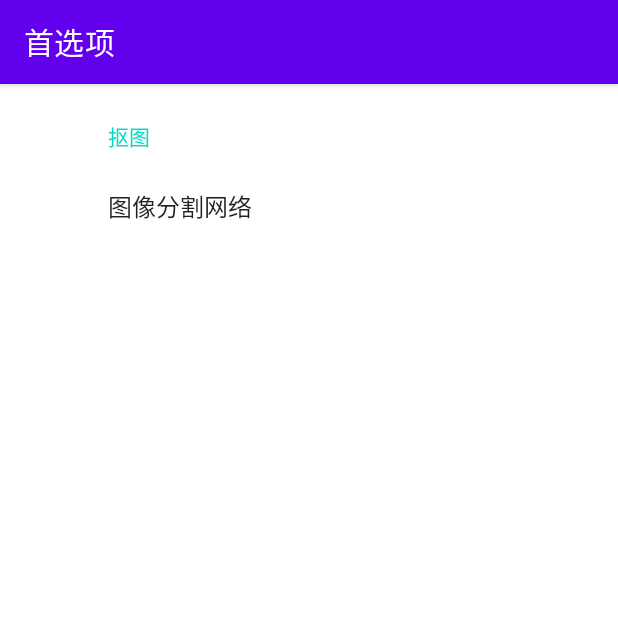
After one commit to davilsu/HumanMatting, an Android app: the PreferencesActivity screen opened directly, with no data from a screen before it, on a phone screen of 412 x 824 dp, the top half of it. The commit adds this screen. Run offline under Robolectric (Android 15) with nearby library versions, the phone set to English and light mode, and no system bars; our stand-ins replace androidx.preference.

Commit message:
add preferences activity

```diff
--- a/app/build.gradle
+++ b/app/build.gradle
@@ -48,6 +48,7 @@ dependencies {
     implementation 'androidx.exifinterface:exifinterface:1.3.3'
     implementation 'com.otaliastudios:cameraview:2.7.2'
     implementation 'androidx.coordinatorlayout:coordinatorlayout:1.1.0'
+    implementation 'androidx.preference:preference:1.2.0'
     testImplementation 'junit:junit:4.13.2'
     androidTestImplementation 'androidx.test.ext:junit:1.1.3'
     androidTestImplementation 'androidx.test.espresso:espresso-core:3.4.0'
--- /dev/null
+++ b/app/src/main/java/com/davilsu/peoplematting/PreferencesActivity.java
@@ -0,0 +1,33 @@
+package com.davilsu.peoplematting;
+
+import androidx.annotation.Nullable;
+import androidx.appcompat.app.AppCompatActivity;
+import androidx.fragment.app.FragmentTransaction;
+import androidx.preference.PreferenceFragmentCompat;
+import androidx.transition.FragmentTransitionSupport;
+
+import android.os.Bundle;
+import android.view.View;
+import android.view.WindowManager;
+
+public class PreferencesActivity extends AppCompatActivity {
+
+    @Override
+    protected void onCreate(Bundle savedInstanceState) {
+        super.onCreate(savedInstanceState);
+        setContentView(R.layout.activity_preferences);
+
+        setTitle(R.string.preferences);
+
+        FragmentTransaction transaction = getSupportFragmentManager().beginTransaction();
+        transaction.add(R.id.content_view,new PreferencesFragment());
+        transaction.commit();
+    }
+
+    public static class PreferencesFragment extends PreferenceFragmentCompat {
+        @Override
+        public void onCreatePreferences(@Nullable Bundle savedInstanceState, @Nullable String rootKey) {
+            setPreferencesFromResource(R.xml.preferences, rootKey);
+        }
+    }
+}
--- /dev/null
+++ b/app/src/main/res/layout/activity_preferences.xml
@@ -0,0 +1,9 @@
+<?xml version="1.0" encoding="utf-8"?>
+<merge xmlns:android="http://schemas.android.com/apk/res/android"
+    xmlns:app="http://schemas.android.com/apk/res-auto">
+    <androidx.coordinatorlayout.widget.CoordinatorLayout
+        android:id="@+id/content_view"
+        android:layout_width="match_parent"
+        android:layout_height="match_parent">
+    </androidx.coordinatorlayout.widget.CoordinatorLayout>
+</merge>
--- a/app/src/main/res/menu/activity_camera.xml
+++ b/app/src/main/res/menu/activity_camera.xml
@@ -7,8 +7,8 @@
         android:icon="@drawable/ic_action_switch_camera"
         material:showAsAction="always"/>
     <item
-        android:id="@+id/settings"
-        android:title="设置"
+        android:id="@+id/preferences"
+        android:title="首选项"
         android:icon="@drawable/ic_action_preferences"
         material:showAsAction="always"/>
 </menu>
--- a/app/src/main/res/values-night/themes.xml
+++ b/app/src/main/res/values-night/themes.xml
@@ -1,17 +1,20 @@
 <resources>
-    <!-- Base application theme. -->
-    <style name="Theme.FinalMattingApp" parent="Theme.AppCompat.NoActionBar">
-        <item name="windowActionModeOverlay">true</item>
-        <!-- Primary brand color. -->
+    <style name="Theme.Fullscreen" parent="Theme.AppCompat.NoActionBar">
         <item name="colorPrimary">@color/purple_200</item>
         <item name="colorPrimaryVariant">@color/purple_700</item>
         <item name="colorOnPrimary">@color/black</item>
-        <!-- Secondary brand color. -->
         <item name="colorSecondary">@color/teal_200</item>
         <item name="colorSecondaryVariant">@color/teal_200</item>
         <item name="colorOnSecondary">@color/black</item>
-        <!-- Status bar color. -->
         <item name="android:statusBarColor" >@android:color/transparent</item>
-        <!-- Customize your theme here. -->
+        <item name="windowActionModeOverlay">true</item>
+    </style>
+    <style name="Theme.Normal" parent="Theme.MaterialComponents.DayNight.DarkActionBar">
+        <item name="colorPrimary">@color/purple_200</item>
+        <item name="colorPrimaryVariant">@color/purple_700</item>
+        <item name="colorOnPrimary">@color/black</item>
+        <item name="colorSecondary">@color/teal_200</item>
+        <item name="colorSecondaryVariant">@color/teal_200</item>
+        <item name="colorOnSecondary">@color/black</item>
     </style>
 </resources>
--- /dev/null
+++ b/app/src/main/res/values/segmentation_networks.xml
@@ -0,0 +1,11 @@
+<?xml version="1.0" encoding="utf-8"?>
+<resources>
+    <string-array name="segmentation_network_names">
+        <item>MobilenetV2</item>
+        <item>HRNet W18</item>
+    </string-array>
+    <string-array name="segmentation_network_values">
+        <item>0</item>
+        <item>1</item>
+    </string-array>
+</resources>
--- a/app/src/main/res/values/strings.xml
+++ b/app/src/main/res/values/strings.xml
@@ -1,7 +1,8 @@
 <resources>
-    <string name="app_name">HumanMatting</string>
-    <string-array name="MattingModels">
-        <item>MobilenetV2</item>
-        <item>HRNet W18</item>
-    </string-array>
+    <string name="app_name">人像抠图</string>
+    <string name="preferences">首选项</string>
+    <string name="segmentation_category">抠图</string>
+    <string name="segmentation_network">图像分割网络</string>
+    <!-- TODO: Remove or change this placeholder text -->
+    <string name="hello_blank_fragment">Hello blank fragment</string>
 </resources>
--- a/app/src/main/res/values/themes.xml
+++ b/app/src/main/res/values/themes.xml
@@ -1,17 +1,20 @@
 <resources>
-    <!-- Base application theme. -->
-    <style name="Theme.FinalMattingApp" parent="Theme.AppCompat.NoActionBar">
-        <item name="windowActionModeOverlay">true</item>
-        <!-- Primary brand color. -->
+    <style name="Theme.Fullscreen" parent="Theme.AppCompat.NoActionBar">
         <item name="colorPrimary">@color/purple_500</item>
         <item name="colorPrimaryVariant">@color/purple_700</item>
         <item name="colorOnPrimary">@color/white</item>
-        <!-- Secondary brand color. -->
         <item name="colorSecondary">@color/teal_200</item>
         <item name="colorSecondaryVariant">@color/teal_700</item>
         <item name="colorOnSecondary">@color/black</item>
-        <!-- Status bar color. -->
         <item name="android:statusBarColor" >@android:color/transparent</item>
-        <!-- Customize your theme here. -->
+        <item name="windowActionModeOverlay">true</item>
+    </style>
+    <style name="Theme.Normal" parent="Theme.MaterialComponents.DayNight.DarkActionBar">
+        <item name="colorPrimary">@color/purple_500</item>
+        <item name="colorPrimaryVariant">@color/purple_700</item>
+        <item name="colorOnPrimary">@color/white</item>
+        <item name="colorSecondary">@color/teal_200</item>
+        <item name="colorSecondaryVariant">@color/teal_700</item>
+        <item name="colorOnSecondary">@color/black</item>
     </style>
 </resources>
--- /dev/null
+++ b/app/src/main/res/xml/preferences.xml
@@ -0,0 +1,12 @@
+<?xml version="1.0" encoding="utf-8"?>
+<PreferenceScreen xmlns:android="http://schemas.android.com/apk/res/android"
+    android:title="@string/preferences"
+    android:key="preferences">
+    <PreferenceCategory android:title="@string/segmentation_category">
+        <ListPreference android:key="segmentation_network"
+            android:title="@string/segmentation_network"
+            android:entries="@array/segmentation_network_names"
+            android:entryValues="@array/segmentation_network_values"
+            android:defaultValue="1"/>
+    </PreferenceCategory>
+</PreferenceScreen>
```
Also changed, not shown: app/src/main/AndroidManifest.xml (+7 -1 lines), app/src/main/java/com/davilsu/peoplematting/CameraActivity.java (+4 -3 lines), app/src/main/java/com/davilsu/peoplematting/MainActivity.java (deleted, +0 -212 lines), app/src/main/res/layout/activity_main.xml (deleted, +0 -159 lines).
